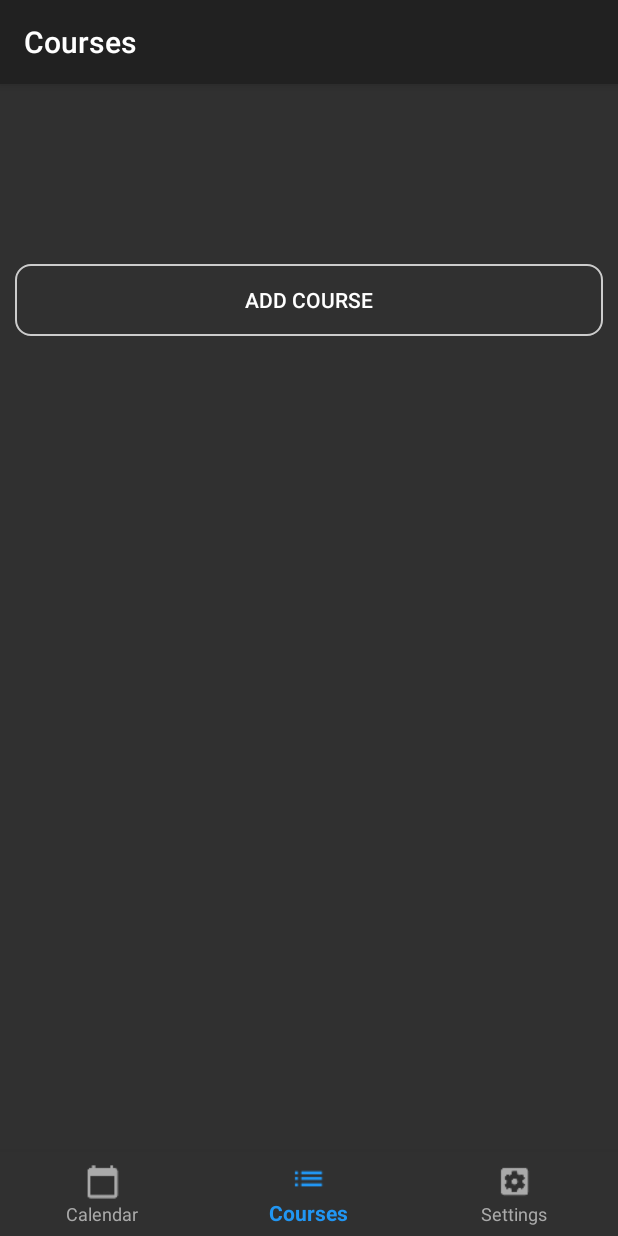
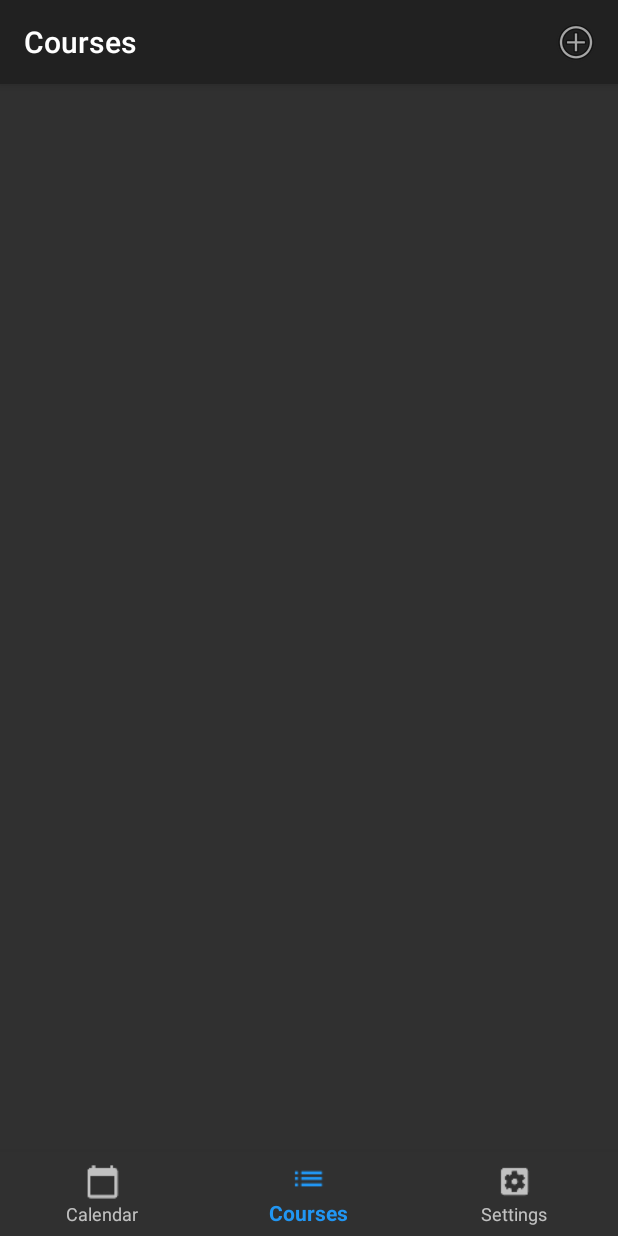
Before and after one commit to DarkKnight2000/ADashboard, an Android app: the screen it shows after launch (MainActivity), item 2 of the bottom bar chosen, on a phone screen of 412 x 824 dp. Run offline under Robolectric (Android 15) with nearby library versions, the phone set to English and light mode, and no system bars; libraries missing offline, so code that uses them is left out: io.realm; 10 statements that could not run were skipped.

Commit message:
Changed tints and added Add Course Icon

```diff
--- a/app/src/main/java/com/rishi/dash3/fragments/AllCourseFrag.kt
+++ b/app/src/main/java/com/rishi/dash3/fragments/AllCourseFrag.kt
@@ -3,10 +3,7 @@ package com.rishi.dash3.fragments
 
 import android.content.Intent
 import android.os.Bundle
-import android.view.LayoutInflater
-import android.view.View
-import android.view.ViewGroup
-import android.widget.Button
+import android.view.*
 import android.widget.TextView
 import android.widget.Toast
 import androidx.fragment.app.Fragment
@@ -32,15 +29,15 @@ class AllCourseFrag : Fragment() {
         savedInstanceState: Bundle?
     ): View? {
         val view = inflater.inflate(R.layout.fragment_allcourses, container, false)
-
+        setHasOptionsMenu(true)
         val layoutManager = LinearLayoutManager(activity)
         layoutManager.orientation = LinearLayoutManager.VERTICAL
         view.findViewById<RecyclerView>(R.id.recyclerView).layoutManager = layoutManager
 
-        view.findViewById<Button>(R.id.crseAdd).setOnClickListener {
+        /*view.findViewById<Button>(R.id.crseAdd).setOnClickListener {
             val intent = Intent(this.context, AddCourse::class.java)
             this.startActivity(intent)
-        }
+        }*/
         return view
     }
 
@@ -63,5 +60,19 @@ class AllCourseFrag : Fragment() {
         realm.close()
     }
 
+    override fun onCreateOptionsMenu(menu: Menu, inflater: MenuInflater) {
+        inflater.inflate(R.menu.menu_add_course, menu)
+        super.onCreateOptionsMenu(menu, inflater)
+    }
 
+    override fun onOptionsItemSelected(item: MenuItem): Boolean {
+        return when (item.itemId) {
+            R.id.menu_addCrse -> {
+                val intent = Intent(this.context, AddCourse::class.java)
+                this.startActivity(intent)
+                super.onOptionsItemSelected(item)
+            }
+            else -> super.onOptionsItemSelected(item)
+        }
+    }
 }
--- a/app/src/main/res/drawable/button_background.xml
+++ b/app/src/main/res/drawable/button_background.xml
@@ -1,5 +1,5 @@
 <shape xmlns:android="http://schemas.android.com/apk/res/android" android:shape="rectangle" >
     <solid android:color="?android:background" />
-    <stroke android:width="1dip" android:color="#ccc"/>
+    <stroke android:width="1dip" android:color="?android:attr/textColorPrimary"/>
     <corners android:radius="10dp"/>
 </shape>
--- a/app/src/main/res/drawable/menu_selector.xml
+++ b/app/src/main/res/drawable/menu_selector.xml
@@ -1,5 +1,5 @@
 <?xml version="1.0" encoding="utf-8"?>
 <selector xmlns:android="http://schemas.android.com/apk/res/android">
-    <item android:state_checked="true" android:color="?android:colorAccent" />
-    <item android:color="@android:color/darker_gray"  />
+    <item android:state_checked="true" android:color="?colorAccent" />
+    <item android:color="?colorControlNormal"  />
 </selector>
--- a/app/src/main/res/layout/fragment_allcourses.xml
+++ b/app/src/main/res/layout/fragment_allcourses.xml
@@ -32,14 +32,14 @@
             android:layout_marginTop="20dp"
             />
 
-        <Button
+        <!--<Button
             android:layout_width="match_parent"
             android:layout_height="wrap_content"
             android:text="Add Course"
             android:id="@+id/crseAdd"
             android:layout_marginTop="40dp"
             android:layout_marginHorizontal="10dp"
-            />
+            />-->
         <TextView
         android:layout_width="wrap_content"
         android:layout_height="60dp"
--- /dev/null
+++ b/app/src/main/res/menu/menu_add_course.xml
@@ -0,0 +1,12 @@
+<?xml version="1.0" encoding="utf-8"?>
+<menu xmlns:android="http://schemas.android.com/apk/res/android"
+    xmlns:app="http://schemas.android.com/apk/res-auto">
+<item
+    android:id="@+id/menu_addCrse"
+    android:orderInCategory="1"
+    android:title="Add Course"
+    app:showAsAction="always"
+    android:icon="@android:drawable/ic_menu_add"
+    android:iconTint="?colorControlNormal"
+    />
+</menu>
--- a/app/src/main/res/values/colors.xml
+++ b/app/src/main/res/values/colors.xml
@@ -13,4 +13,5 @@
     <color name="grey5">#555555</color>
     <color name="grey8">#888</color>
     <color name="greyE">#eeeeee</color>
+    <color name="greyC">#ccc</color>
 </resources>
```
